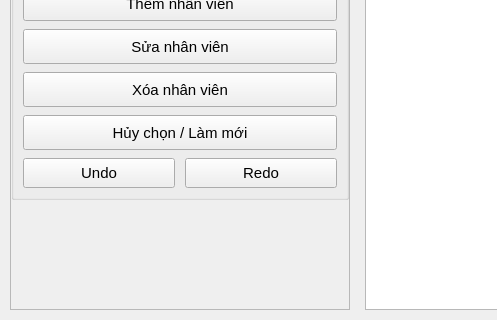
This is nhanvienpage.ui in MinhKhang-ti/QuanLyVatTu as Qt 5 draws it before an edit; both pictures show x 0 to 497 and y 280 to 600 of the 950 by 600 pixel window. The edited form follows.
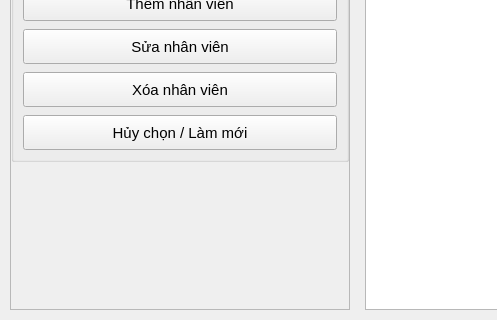
This is the edited form.

What changed in the file:
```diff
--- a/nhanvienpage.ui
+++ b/nhanvienpage.ui
@@ -219,39 +219,6 @@
            </property>
           </widget>
          </item>
-         <item>
-          <layout class="QHBoxLayout" name="horizontalLayout_UndoRedo">
-           <property name="spacing">
-            <number>10</number>
-           </property>
-           <item>
-            <widget class="QPushButton" name="undoButton">
-             <property name="minimumSize">
-              <size>
-               <width>0</width>
-               <height>30</height>
-              </size>
-             </property>
-             <property name="text">
-              <string>Undo</string>
-             </property>
-            </widget>
-           </item>
-           <item>
-            <widget class="QPushButton" name="redoButton">
-             <property name="minimumSize">
-              <size>
-               <width>0</width>
-               <height>30</height>
-              </size>
-             </property>
-             <property name="text">
-              <string>Redo</string>
-             </property>
-            </widget>
-           </item>
-          </layout>
-         </item>
         </layout>
        </widget>
       </item>
```
